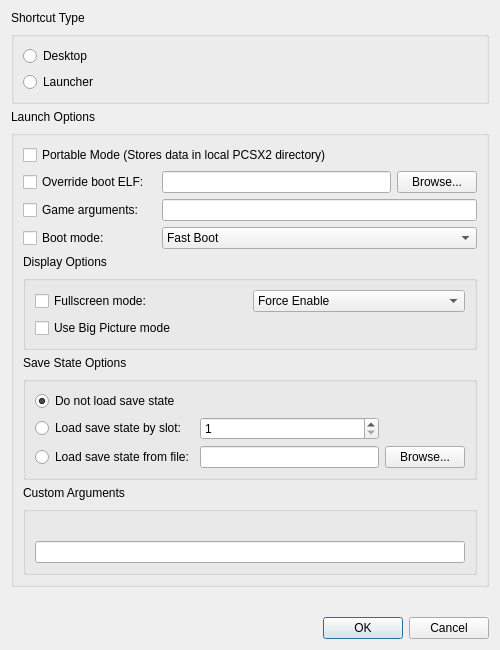
Qt form pcsx2-qt/ShortcutCreationDialog.ui (PCSX2/pcsx2) before a commit.
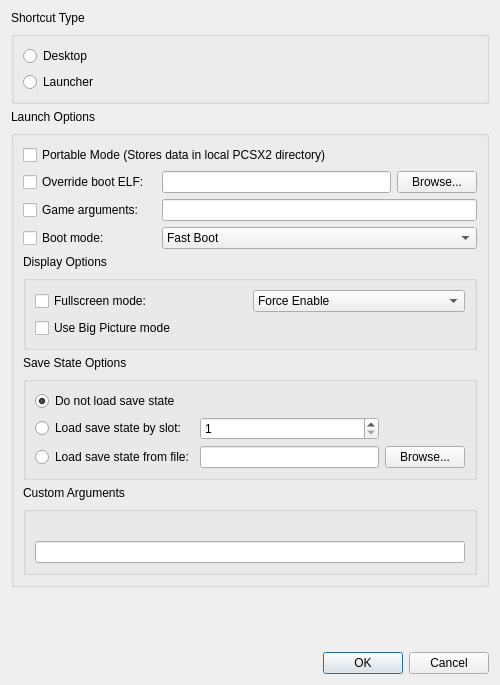
The same form after that commit.

Commit message: Qt: Tweak shortcut creation dialog

What changed in the file:
```diff
--- a/pcsx2-qt/ShortcutCreationDialog.ui
+++ b/pcsx2-qt/ShortcutCreationDialog.ui
@@ -7,7 +7,7 @@
     <x>0</x>
     <y>0</y>
     <width>500</width>
-    <height>650</height>
+    <height>685</height>
    </rect>
   </property>
   <layout class="QGridLayout" name="gridLayout_5">
@@ -236,6 +236,9 @@
      <property name="standardButtons">
       <set>QDialogButtonBox::StandardButton::Cancel|QDialogButtonBox::StandardButton::Ok</set>
      </property>
+     <property name="centerButtons">
+      <bool>false</bool>
+     </property>
     </widget>
    </item>
    <item row="1" column="0">
```
Left out of the diff: 53 changed lines with no effect on the pictures. The commit also changes 1 other file.
